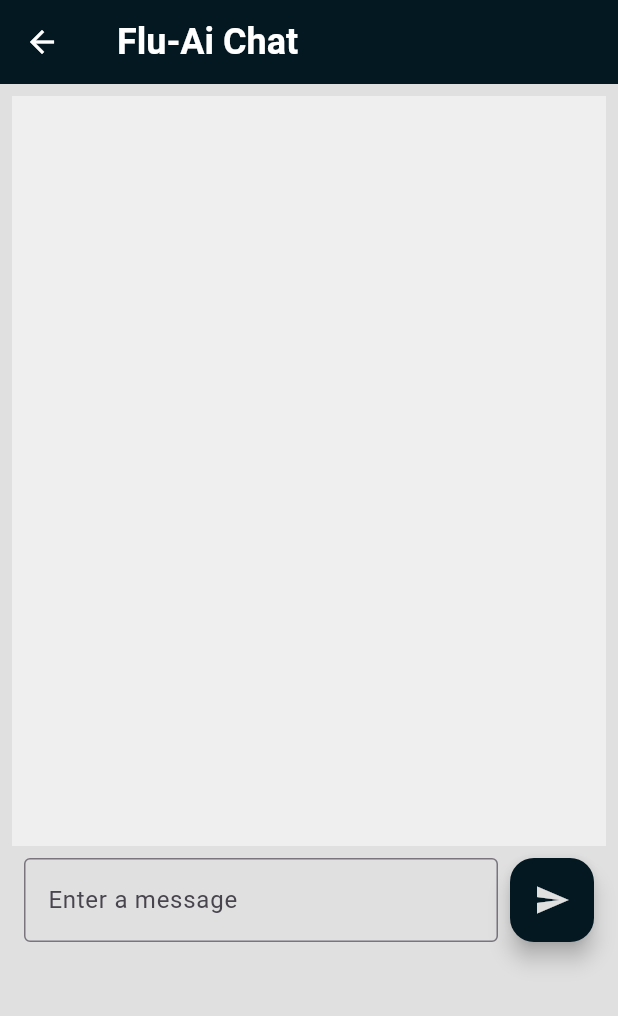
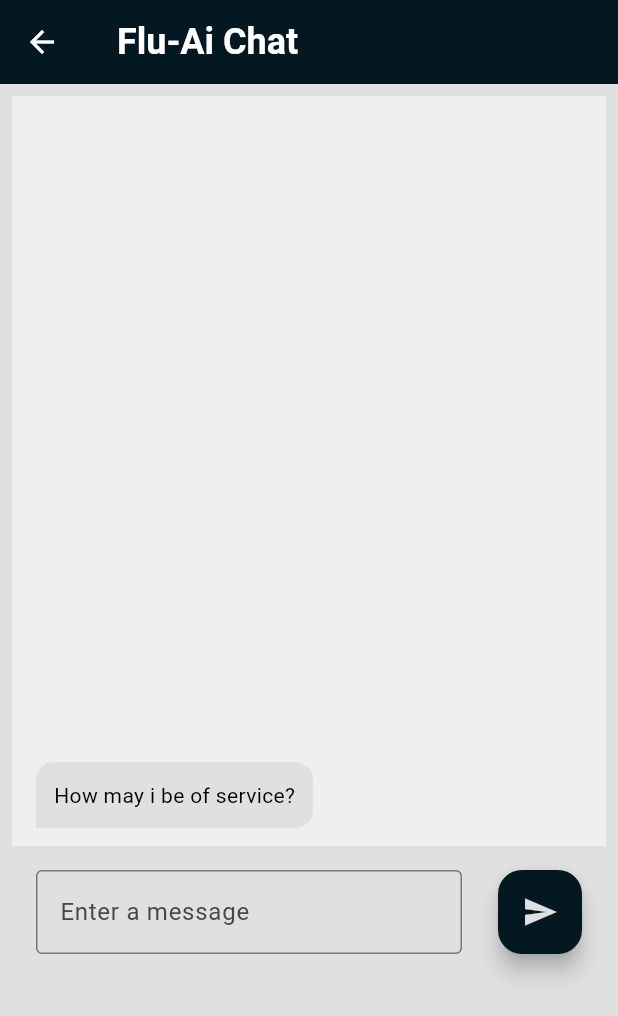
Before and after one commit to Morry28/Flutter-Android-FE, a Flutter app: the ChatScreen screen opened directly with empty values, after a tap on the "send" icon, on a phone screen of 412 x 824 dp. Shown: the top 1016 px of the screen. Run offline on Flutter 3.47's test engine with Material 3 defaults, Android fonts, the phone set to English and light mode, and no system bars; our stand-ins replace file_picker; network calls fail.

Commit message:
setup chat screen for testing

```diff
--- a/lib/core/consts/models.consts.dart
+++ b/lib/core/consts/models.consts.dart
@@ -5,13 +5,13 @@ final models = [
     "apiPath": "/api/turingmodels/array"
   },
   {
-    "name": "Advanced analysys",
-    "utfIcon": "⚗",
+    "name": "FinTech analysys",
+    "utfIcon": "💷",
     "apiPath": "/api/turingmodels/csv"
   },
   {
-    "name": "Detect Toxicity",
-    "utfIcon": "☣",
+    "name": "No code Queries",
+    "utfIcon": "🐘",
     "apiPath": "/api/turingmodels/tbd"
   }
 ];
--- a/lib/core/network/apiCall.network.dart
+++ b/lib/core/network/apiCall.network.dart
@@ -2,9 +2,7 @@ import 'dart:convert';
 import 'package:http/http.dart' as http;
 
 class ApiService {
-  final String baseUrl;
-
-  ApiService({required this.baseUrl});
+  final String baseUrl = 'http://192.168.100.16:3000';
 
   Future<Map<String, dynamic>> postData(
       String endpoint, Map<String, dynamic> payload) async {
@@ -16,7 +14,8 @@ class ApiService {
     );
 
     if (response.statusCode == 200) {
-      return jsonDecode(response.body);
+      final Map<String, dynamic> res = jsonDecode(response.body);
+      return res;
     } else {
       throw Exception('Failed to post data: ${response.body}');
     }
--- a/lib/screens/chat/layouts/aiChatScreen.layout.dart
+++ b/lib/screens/chat/layouts/aiChatScreen.layout.dart
@@ -1,11 +1,15 @@
 import 'package:flutter/material.dart';
-import 'package:helloworld/screens/chat/layouts/responseWindow.layout.dart';
+import 'package:helloworld/core/network/apiCall.network.dart';
+import 'package:helloworld/screens/chat/layouts/reqResWindow.layout.dart';
 import 'package:helloworld/screens/chat/layouts/writeSend.layout.dart';
 
 class AiChatLayout extends StatefulWidget {
   final String path;
 
-  const AiChatLayout({super.key, required this.path});
+  const AiChatLayout({
+    super.key,
+    required this.path,
+  });
 
   @override
   _AiChatLayoutState createState() => _AiChatLayoutState();
@@ -13,6 +17,25 @@ class AiChatLayout extends StatefulWidget {
 
 class _AiChatLayoutState extends State<AiChatLayout> {
   final TextEditingController messageController = TextEditingController();
+  List<Map<String, dynamic>> messages = [];
+
+  Future<void> sendRequest(String path, String message) async {
+    ApiService apiService = ApiService();
+    setState(() {
+      messages.insert(0, {'text': message, 'user': true});
+    });
+
+    try {
+      print('calling api: $path, message: $message');
+      Map<String, dynamic> response =
+          await apiService.postData(path, {"payload": message});
+      setState(() {
+        messages.insert(0, {'text': response['message'], 'user': false});
+      });
+    } catch (e) {
+      print("Error: $e");
+    }
+  }
 
   @override
   Widget build(BuildContext context) {
@@ -20,12 +43,11 @@ class _AiChatLayoutState extends State<AiChatLayout> {
       padding: const EdgeInsets.all(8.0),
       child: Column(
         children: [
-          ReqResWindow(), // Your response window
-
+          ReqResWindow(messages: messages),
           WriteSend(
             controller: messageController,
             onSend: () {
-              print("Message sent: ${messageController.text}");
+              sendRequest(widget.path, messageController.text);
               messageController.clear();
             },
           ),
@@ -36,7 +58,7 @@ class _AiChatLayoutState extends State<AiChatLayout> {
 
   @override
   void dispose() {
-    messageController.dispose(); // Clean up the controller
+    messageController.dispose();
     super.dispose();
   }
 }
--- /dev/null
+++ b/lib/screens/chat/layouts/reqResWindow.layout.dart
@@ -0,0 +1,76 @@
+import 'package:flutter/material.dart';
+import 'package:helloworld/styles/palette.colors.dart';
+
+class ReqResWindow extends StatefulWidget {
+  final List<Map<String, dynamic>> messages;
+
+  const ReqResWindow({super.key, required this.messages});
+
+  @override
+  State<ReqResWindow> createState() => _ReqResWindowState();
+}
+
+class _ReqResWindowState extends State<ReqResWindow> {
+  List<Map<String, dynamic>> messages = [
+    {'text': 'How may i be of service?', 'user': false},
+  ];
+
+  @override
+  Widget build(BuildContext context) {
+    return Container(
+      height: 500,
+      width: double.infinity,
+      color: const Color.fromARGB(255, 239, 239, 239),
+      child: Padding(
+        padding: const EdgeInsets.all(8.0),
+        child: Column(
+          children: [
+            Expanded(
+              child: ListView.builder(
+                reverse: true, // Makes new messages appear at the bottom
+                itemCount: messages.length,
+                itemBuilder: (context, index) {
+                  return ChatBubble(
+                    message: messages[index]['text'],
+                    user: messages[index]['user'],
+                  );
+                },
+              ),
+            ),
+          ],
+        ),
+      ),
+    );
+  }
+}
+
+class ChatBubble extends StatelessWidget {
+  final String message;
+  final bool user;
+
+  const ChatBubble({super.key, required this.message, required this.user});
+
+  @override
+  Widget build(BuildContext context) {
+    return Align(
+      alignment: user ? Alignment.centerRight : Alignment.centerLeft,
+      child: Container(
+        margin: const EdgeInsets.symmetric(vertical: 4, horizontal: 8),
+        padding: const EdgeInsets.all(12),
+        decoration: BoxDecoration(
+          color: user ? ColorPalette().primaryColor : Colors.grey.shade300,
+          borderRadius: BorderRadius.only(
+            topLeft: const Radius.circular(12),
+            topRight: const Radius.circular(12),
+            bottomLeft: user ? const Radius.circular(12) : Radius.zero,
+            bottomRight: user ? Radius.zero : const Radius.circular(12),
+          ),
+        ),
+        child: Text(
+          message,
+          style: TextStyle(color: user ? Colors.white : Colors.black),
+        ),
+      ),
+    );
+  }
+}
--- a/lib/screens/chat/layouts/responseWindow.layout.dart
+++ /dev/null
@@ -1,22 +0,0 @@
-import 'package:flutter/material.dart';
-
-class ReqResWindow extends StatefulWidget {
-  const ReqResWindow({super.key});
-
-  @override
-  State<ReqResWindow> createState() => _ReqResWindowState();
-}
-
-class _ReqResWindowState extends State<ReqResWindow> {
-  @override
-  Widget build(BuildContext context) {
-    return Container(
-      height: 500,
-      width: double.infinity,
-      color: const Color.fromARGB(255, 239, 239, 239),
-      child: Column(
-        children: [],
-      ),
-    );
-  }
-}
--- a/lib/screens/chat/layouts/writeSend.layout.dart
+++ b/lib/screens/chat/layouts/writeSend.layout.dart
@@ -10,8 +10,9 @@ class WriteSend extends StatelessWidget {
   @override
   Widget build(BuildContext context) {
     return Padding(
-      padding: const EdgeInsets.all(8.0),
+      padding: const EdgeInsets.all(16.0),
       child: Row(
+        spacing: 8,
         children: [
           Expanded(
             child: TextField(
@@ -25,8 +26,8 @@ class WriteSend extends StatelessWidget {
           const SizedBox(width: 8),
           FloatingActionButton(
             onPressed: onSend,
+            backgroundColor: ColorPalette().primaryColor,
             child: Icon(Icons.send, color: ColorPalette().secondaryColor),
-            backgroundColor: ColorPalette().primaryColor,
           ),
         ],
       ),
--- a/lib/screens/main/layouts/mainScreen.layout.dart
+++ b/lib/screens/main/layouts/mainScreen.layout.dart
@@ -73,7 +73,7 @@ class _MainScreenState extends State<MainScreen> {
 
         ParagraphText(
             text:
-                'every query will cost ~0.006\$ \n original processing cost of sample data is 2\$\n'),
+                'every request will cost ~0.006\$ \n original processing cost of sample data is 2\$\n'),
 //zaznamename vyber funkcie a prejdeme na chat
         FunctionRoller(
           text: 'Select desired model ( only simple data available )',
```
Also changed, not shown: 1 other file.
